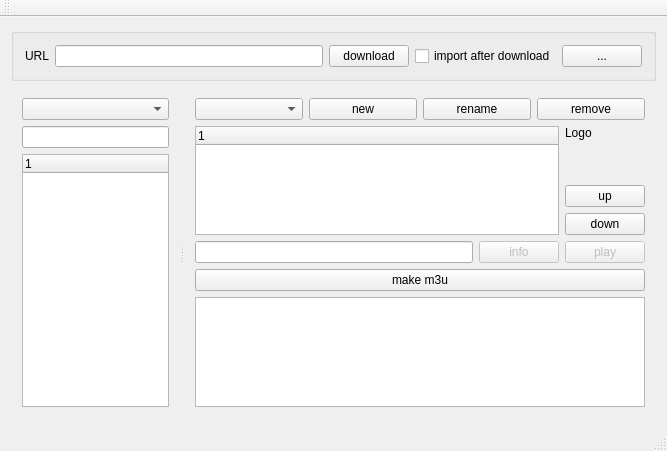
First picture: the form in mainwindow.ui, repository sgersing73/m3uMan, before the edit.
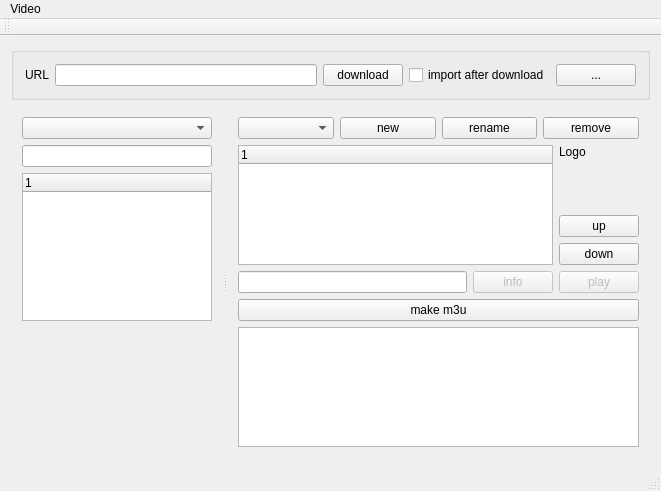
Second picture: the form after the edit. Custom widgets are drawn as their Qt base class.

Diff of the .ui file:
```diff
--- a/mainwindow.ui
+++ b/mainwindow.ui
@@ -6,8 +6,8 @@
    <rect>
     <x>0</x>
     <y>0</y>
-    <width>667</width>
-    <height>451</height>
+    <width>661</width>
+    <height>491</height>
    </rect>
   </property>
   <property name="windowTitle">
@@ -109,6 +109,16 @@
           </column>
          </widget>
         </item>
+        <item>
+         <widget class="VlcWidgetVideo" name="widVideo" native="true">
+          <property name="minimumSize">
+           <size>
+            <width>160</width>
+            <height>120</height>
+           </size>
+          </property>
+         </widget>
+        </item>
        </layout>
       </widget>
       <widget class="QWidget" name="layoutWidget">
@@ -256,10 +266,18 @@
     <rect>
      <x>0</x>
      <y>0</y>
-     <width>667</width>
+     <width>661</width>
      <height>21</height>
     </rect>
    </property>
+   <widget class="QMenu" name="menuVideo">
+    <property name="title">
+     <string>Video</string>
+    </property>
+    <addaction name="actionPause"/>
+    <addaction name="actionStop"/>
+   </widget>
+   <addaction name="menuVideo"/>
   </widget>
   <widget class="QToolBar" name="mainToolBar">
    <attribute name="toolBarArea">
@@ -272,6 +290,14 @@
   <widget class="QStatusBar" name="statusBar"/>
  </widget>
  <layoutdefault spacing="6" margin="11"/>
+ <customwidgets>
+  <customwidget>
+   <class>VlcWidgetVideo</class>
+   <extends>QWidget</extends>
+   <header location="global">VLCQtWidgets/WidgetVideo.h</header>
+   <container>1</container>
+  </customwidget>
+ </customwidgets>
  <resources/>
  <connections/>
 </ui>
```
Left out of the diff: 41 changed lines with no effect on the pictures.
